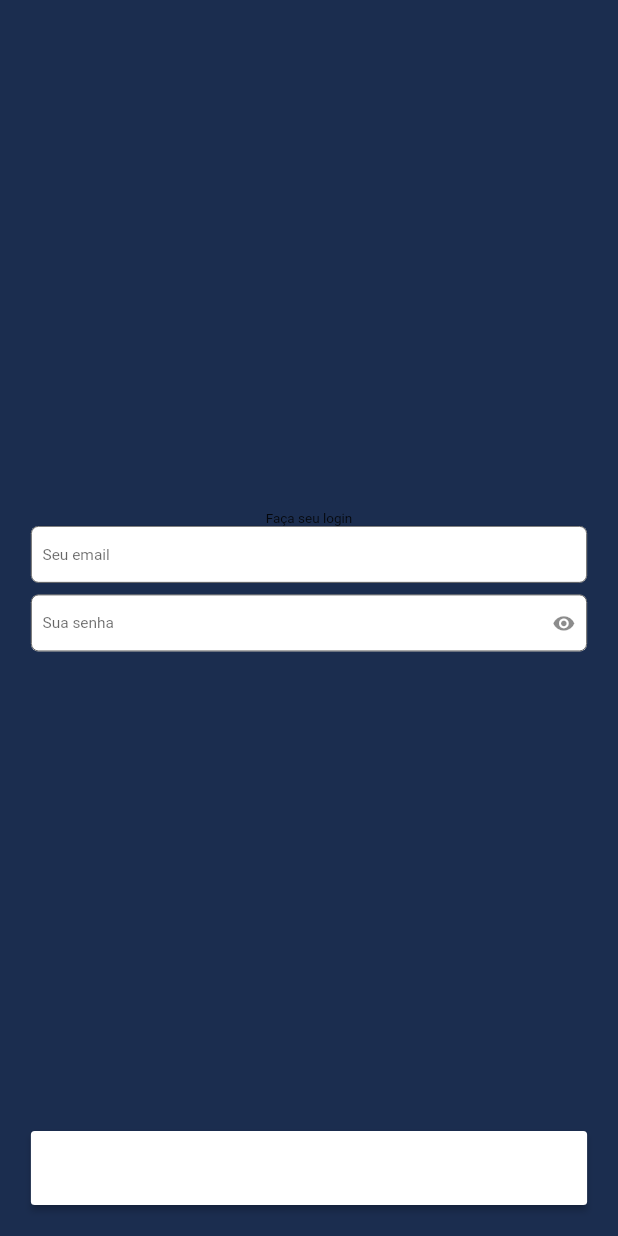
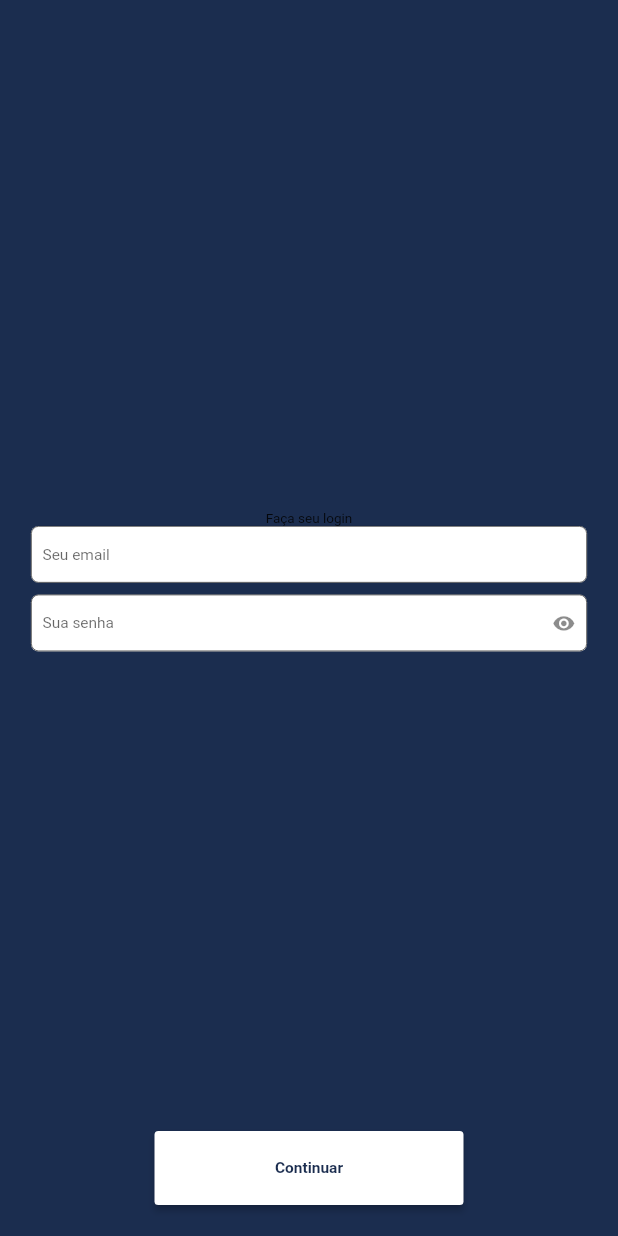
Before and after one commit to lmtsufape/appufape-v2, a Flutter app: the SignInScreen screen opened by its route, on a phone screen of 412 x 824 dp. Run offline on Flutter 3.47's test engine with Material 2 defaults, Android fonts, the phone set to English and light mode, and no system bars; our stand-ins replace device_preview, dio, google_fonts, responsive_framework; Roboto replaces fonts that are missing (Ubuntu).

Commit message:
adicionando a ultima tela do carousel

```diff
--- a/lib/components/buttons/primary_button.dart
+++ b/lib/components/buttons/primary_button.dart
@@ -2,20 +2,19 @@ import 'package:flutter/material.dart';
 import 'package:thunderapp/shared/constants/style_constants.dart';
 
 class PrimaryButton extends StatelessWidget {
-  const PrimaryButton({Key? key, required this.text, required this.onPressed}) : super(key: key);
+  const PrimaryButton({Key? key, required this.text, required this.onPressed})
+      : super(key: key);
   final String text;
   final Function onPressed;
   @override
   Widget build(BuildContext context) {
     return SizedBox(
-        width: MediaQuery.of(context).size.width,
+      width: MediaQuery.of(context).size.width * 0.5,
       height: MediaQuery.of(context).size.height * 0.06,
       child: ElevatedButton(
-          style: ElevatedButton.styleFrom(
-            primary: kPrimaryColor
-          ),
+        style: ElevatedButton.styleFrom(primary: kPrimaryColor),
         onPressed: () => onPressed(),
-          child: Text(text),
+        child: Text(text, style: kcaption2),
       ),
     );
   }
--- a/lib/screens/carousel/components/role_choice_button.dart
+++ b/lib/screens/carousel/components/role_choice_button.dart
@@ -9,7 +9,9 @@ class RoleChoiceButton extends StatelessWidget {
   @override
   Widget build(BuildContext context) {
     Size size = MediaQuery.of(context).size;
-    return Container(
+    return InkWell(
+        onTap: () {},
+        child: Container(
           width: size.width * 0.4,
           height: size.height * 0.25,
           decoration: BoxDecoration(
@@ -30,6 +32,6 @@ class RoleChoiceButton extends StatelessWidget {
               Text(text, style: kcaption1.copyWith(color: kOnBackgroundColor)),
             ],
           ),
-    );
+        ));
   }
 }
--- a/lib/shared/constants/style_constants.dart
+++ b/lib/shared/constants/style_constants.dart
@@ -19,4 +19,6 @@ const Color kOnBackgroundColor = Color(0xFF1b2d4f);
 const TextStyle kBody1 = TextStyle(color: kPrimaryColor, fontSize: 18);
 const TextStyle kcaption1 =
     TextStyle(color: kPrimaryColor, fontSize: 16, fontWeight: FontWeight.bold);
+const TextStyle kcaption2 = TextStyle(
+    color: kOnBackgroundColor, fontSize: 16, fontWeight: FontWeight.bold);
 /**========>TEXT STYLES<=========== */
```
Also changed, not shown: lib/screens/carousel/carousel_screen.dart (+26 -3 lines). Lines whose indentation alone changed are shown as unchanged.
